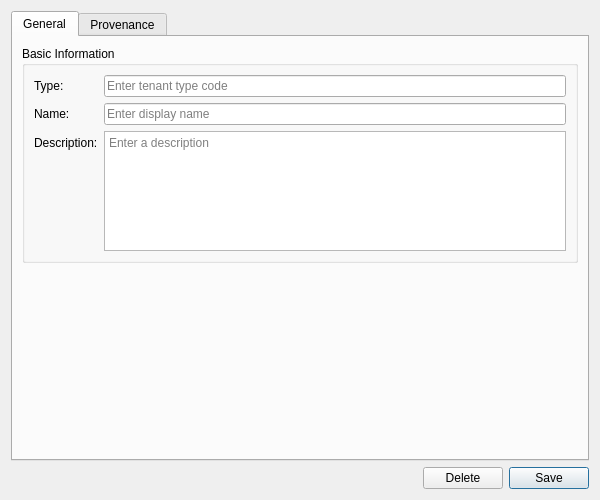
This is projects/ores.qt/ui/TenantTypeDetailDialog.ui in OreStudio/OreStudio as Qt 5 draws it before an edit. The edited form follows.
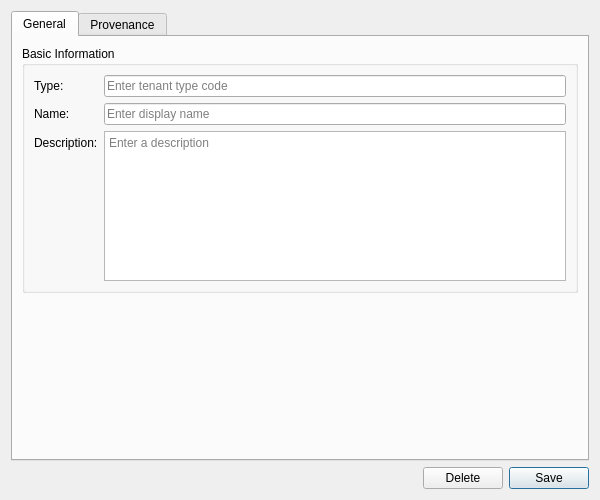
This is the edited form. Custom widgets are drawn as their Qt base class.

Patch:
```diff
--- a/projects/ores.qt/ui/TenantTypeDetailDialog.ui
+++ b/projects/ores.qt/ui/TenantTypeDetailDialog.ui
@@ -78,7 +78,7 @@
            </widget>
           </item>
           <item row="2" column="1">
-           <widget class="QTextEdit" name="descriptionEdit">
+           <widget class="QPlainTextEdit" name="descriptionEdit">
             <property name="minimumSize">
              <size>
               <width>0</width>
@@ -88,7 +88,7 @@
             <property name="maximumSize">
              <size>
               <width>16777215</width>
-              <height>120</height>
+              <height>150</height>
              </size>
             </property>
             <property name="placeholderText">
```
